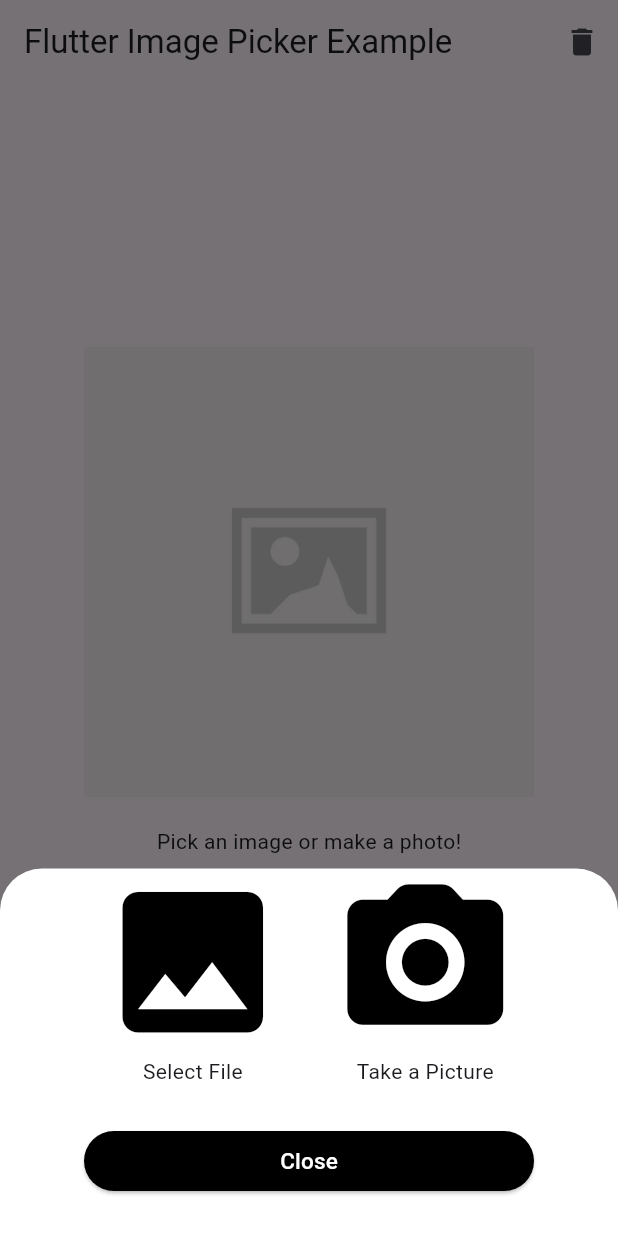
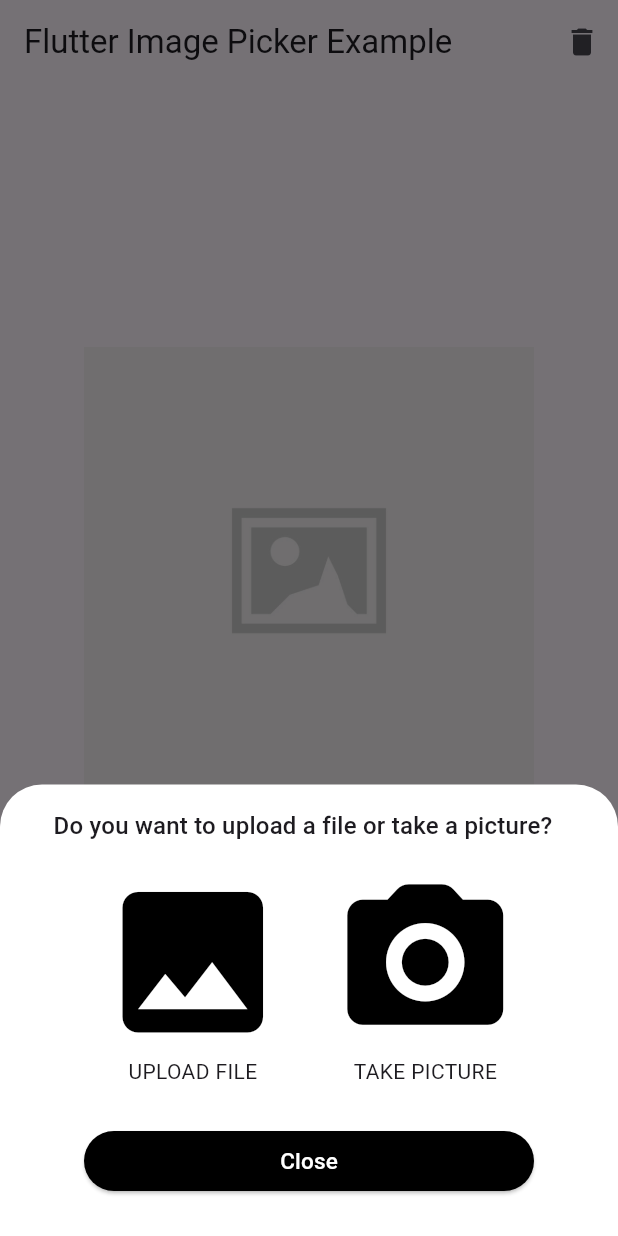
Before and after one commit to Iconica-Development/flutter_image_picker, a Flutter app: the screen it shows after launch, after a tap on "Pick Image", on a phone screen of 412 x 824 dp. Run offline on Flutter 3.47's test engine with Material 3 defaults, Android fonts, the phone set to English and light mode, and no system bars; our stand-ins replace image_picker.

Commit message:
feat: add default styling and title

```diff
--- a/example/lib/main.dart
+++ b/example/lib/main.dart
@@ -11,7 +11,9 @@ void main() {
 }
 
 class ImagePickerExample extends StatelessWidget {
-  const ImagePickerExample({Key? key}) : super(key: key);
+  const ImagePickerExample({
+    super.key,
+  });
 
   @override
   Widget build(BuildContext context) {
@@ -27,8 +29,10 @@ class ImagePickerExample extends StatelessWidget {
 }
 
 class ImagePickerExampleHomePage extends StatefulWidget {
-  const ImagePickerExampleHomePage({Key? key, required this.title})
-      : super(key: key);
+  const ImagePickerExampleHomePage({
+    required this.title,
+    super.key,
+  });
 
   final String title;
 
--- a/lib/src/models/image_picker_theme.dart
+++ b/lib/src/models/image_picker_theme.dart
@@ -2,7 +2,7 @@
 //
 // SPDX-License-Identifier: BSD-3-Clause
 
-import 'package:flutter/material.dart';
+import "package:flutter/material.dart";
 
 class ImagePickerTheme {
   /// The [ImagePickerTheme] is used to style the [ImagePicker].
@@ -12,11 +12,14 @@ class ImagePickerTheme {
     this.iconSize = 125,
     this.spaceBetweenIcons = 30,
     this.makePhotoIcon,
-    this.makePhotoText = 'Take a Picture',
+    this.makePhotoText = "TAKE PICTURE",
     this.selectImageIcon,
-    this.selectImageText = 'Select File',
+    this.selectImageText = "UPLOAD FILE",
     this.iconTextStyle,
     this.closeButtonBuilder,
+    this.title = "Do you want to upload a file or take a picture?",
+    this.titleStyle,
+    this.titleAlignment = TextAlign.center,
   });
 
   /// The color of the icons
@@ -45,5 +48,11 @@ class ImagePickerTheme {
 
   final TextStyle? iconTextStyle;
 
-  final Widget Function(Function onTap)? closeButtonBuilder;
+  final Widget Function(Function() onTap)? closeButtonBuilder;
+
+  final String title;
+
+  final TextStyle? titleStyle;
+
+  final TextAlign titleAlignment;
 }
--- a/lib/src/services/image_picker_service.dart
+++ b/lib/src/services/image_picker_service.dart
@@ -2,9 +2,9 @@
 //
 // SPDX-License-Identifier: BSD-3-Clause
 
-import 'dart:typed_data';
-import 'package:flutter_image_picker/src/models/image_picker_config.dart';
-import 'package:image_picker/image_picker.dart';
+import "dart:typed_data";
+import "package:flutter_image_picker/src/models/image_picker_config.dart";
+import "package:image_picker/image_picker.dart";
 
 /// The Image Picker Service class is the functionality of the Image Picker
 /// package which uses the Image Picker package to choose an image.
--- a/lib/src/ui/image_picker.dart
+++ b/lib/src/ui/image_picker.dart
@@ -2,9 +2,9 @@
 //
 // SPDX-License-Identifier: BSD-3-Clause
 
-import 'package:flutter/material.dart';
-import 'package:flutter_image_picker/flutter_image_picker.dart';
-import 'package:image_picker/image_picker.dart';
+import "package:flutter/material.dart";
+import "package:flutter_image_picker/flutter_image_picker.dart";
+import "package:image_picker/image_picker.dart";
 
 /// The Image Picker class generates the Image Picker Widget which can be
 /// displayed in your application. If you call the class you can give it 4
@@ -40,6 +40,14 @@ class ImagePicker extends StatelessWidget {
   Widget build(BuildContext context) => SingleChildScrollView(
         child: Column(
           children: <Widget>[
+            ListTile(
+              title: Text(
+                theme.title,
+                style:
+                    theme.titleStyle ?? Theme.of(context).textTheme.titleMedium,
+                textAlign: theme.titleAlignment,
+              ),
+            ),
             Row(
               mainAxisAlignment: MainAxisAlignment.center,
               children: [
@@ -82,7 +90,7 @@ class ImagePicker extends StatelessWidget {
                     ),
                     onPressed: () => Navigator.of(context).pop(),
                     child: const Text(
-                      'Close',
+                      "Close",
                       style: TextStyle(
                         fontSize: 15,
                         color: Colors.white,
--- a/pubspec.yaml
+++ b/pubspec.yaml
@@ -1,6 +1,6 @@
 name: flutter_image_picker
 description: A Flutter Image Picking package.
-version: 3.0.0
+version: 4.0.0
 repository: https://github.com/Iconica-Development/flutter_image_picker
 
 publish_to: https://forgejo.internal.iconica.nl/api/packages/internal/pub
@@ -21,6 +21,6 @@ dev_dependencies:
   flutter_iconica_analysis:
     git:
       url: https://github.com/Iconica-Development/flutter_iconica_analysis
-      ref: 6.0.0
+      ref: 7.0.0
 
 flutter:
```
Also changed, not shown: lib/flutter_image_picker.dart (+4 -4 lines), 3 other files.
